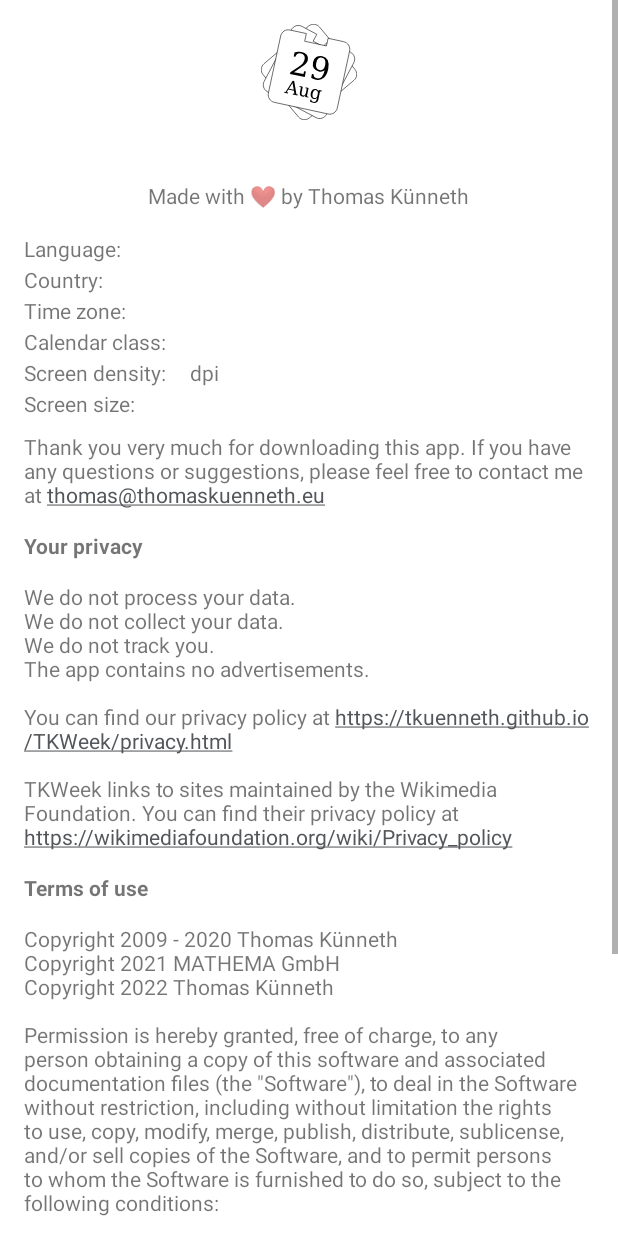
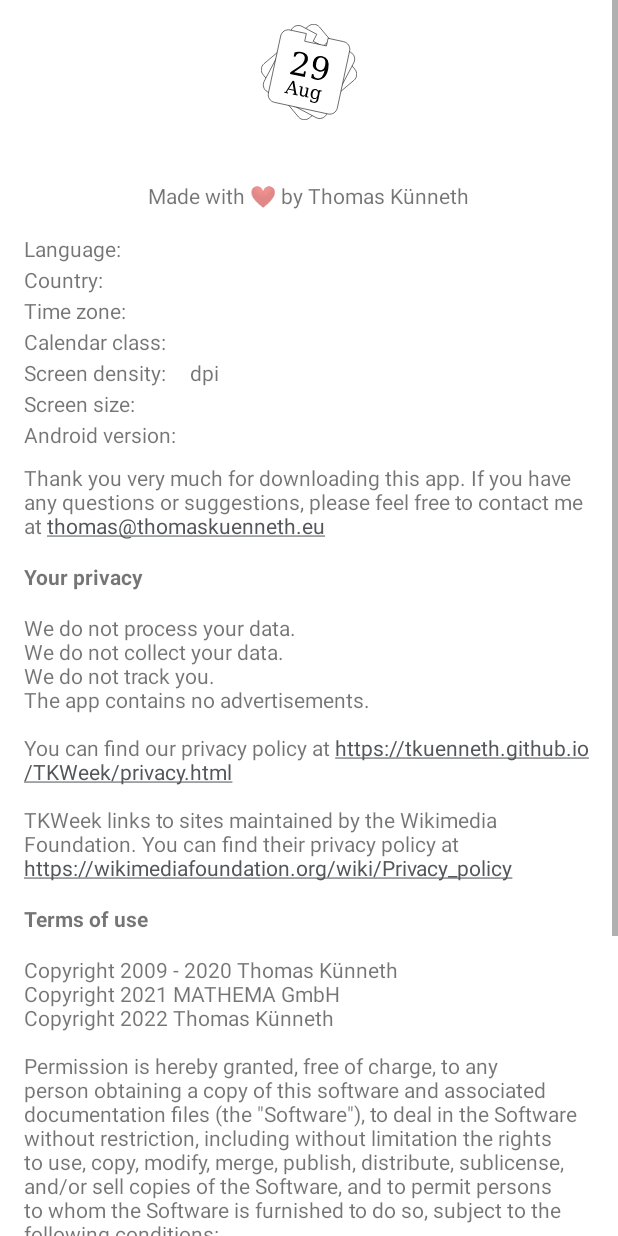
Before and after one commit to tkuenneth/TKWeek, an Android app: the layout about.xml on its own in the app's theme, with its tools: preview values and no code run, on a phone screen of 412 x 824 dp. Run offline under Robolectric (Android 15) with nearby library versions, the phone set to English and light mode, and no system bars.

Commit message:
Show Android version

```diff
--- a/app/src/main/java/com/thomaskuenneth/tkweek/fragment/AboutFragment.kt
+++ b/app/src/main/java/com/thomaskuenneth/tkweek/fragment/AboutFragment.kt
@@ -91,5 +91,13 @@ class AboutFragment : TKWeekBaseFragment<AboutBinding>() {
             R.string.four_strings_two_lines,
             sizeInPixels, getString(R.string.pixel), sizeInDp, getString(R.string.dp)
         )
+        val sb = StringBuilder(Build.VERSION.RELEASE)
+        val codeName =
+            Build.VERSION_CODES::class.java.fields.firstOrNull { it.getInt(Build.VERSION_CODES::class) == Build.VERSION.SDK_INT }?.name
+                ?: ""
+        if (codeName.isNotBlank())
+            sb.append(" $codeName")
+        sb.append(" (${Build.VERSION.SDK_INT})")
+        binding.aboutAndroidVersion.text = sb.toString()
     }
 }
--- a/app/src/main/res/layout/about.xml
+++ b/app/src/main/res/layout/about.xml
@@ -180,6 +180,28 @@
 
         </RelativeLayout>
 
+        <RelativeLayout
+            android:layout_width="match_parent"
+            android:layout_height="wrap_content">
+
+            <TextView
+                android:id="@+id/about_label_android_version"
+                android:layout_width="wrap_content"
+                android:layout_height="wrap_content"
+                android:text="@string/about_android_version"
+                android:textAppearance="?android:attr/textAppearanceSmall" />
+
+            <TextView
+                android:id="@+id/about_android_version"
+                android:layout_width="wrap_content"
+                android:layout_height="wrap_content"
+                android:layout_alignBaseline="@id/about_label_android_version"
+                android:layout_marginStart="8dp"
+                android:layout_toEndOf="@id/about_label_android_version"
+                android:textAppearance="?android:attr/textAppearanceMedium" />
+
+        </RelativeLayout>
+
         <TextView
             android:layout_width="wrap_content"
             android:layout_height="wrap_content"
--- a/app/src/main/res/values/strings.xml
+++ b/app/src/main/res/values/strings.xml
@@ -303,6 +303,7 @@ access your contacts data to display birthdays and anniversaries. You can deacti
     <string name="about_calendar_class">Calendar class:</string>
     <string name="about_density">Screen density:</string>
     <string name="about_size_in_pixel">Screen size:</string>
+    <string name="about_android_version">Android version:</string>
 
     <!-- CalendarActivity -->
     <string name="calendar_number_of_business_days">%1$d business days</string>
```
Also changed, not shown: 1 other file.
